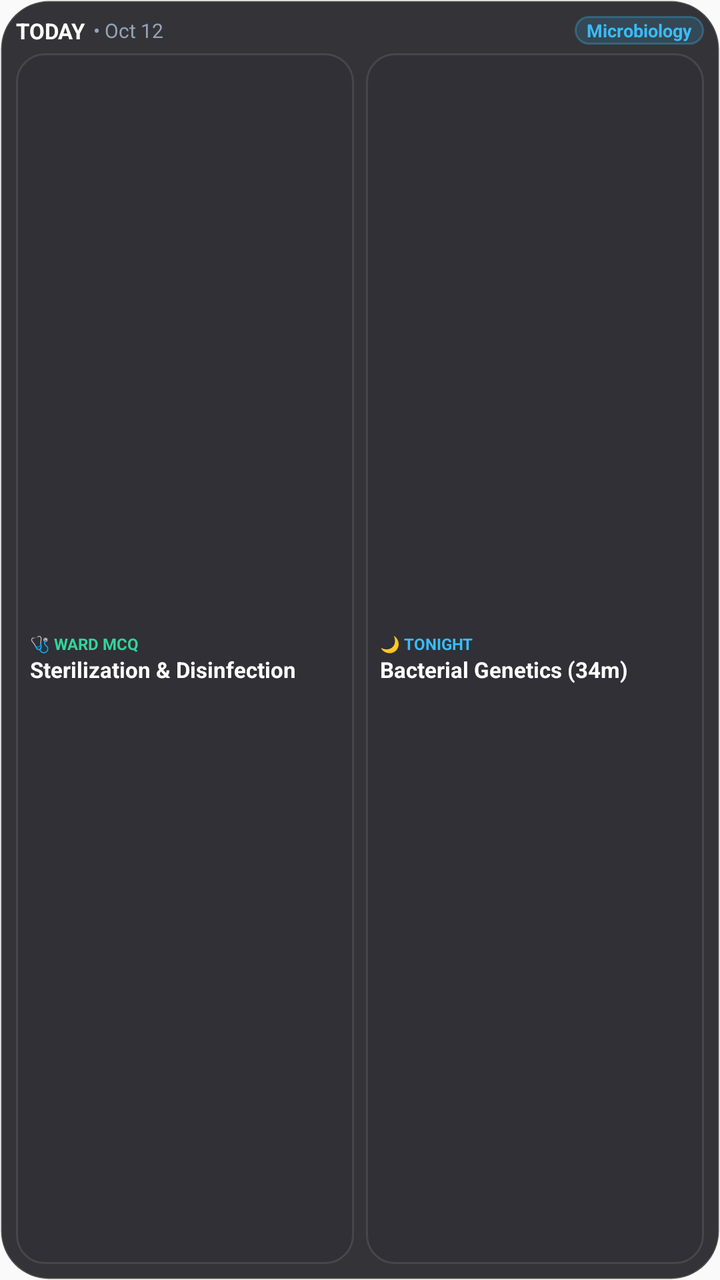
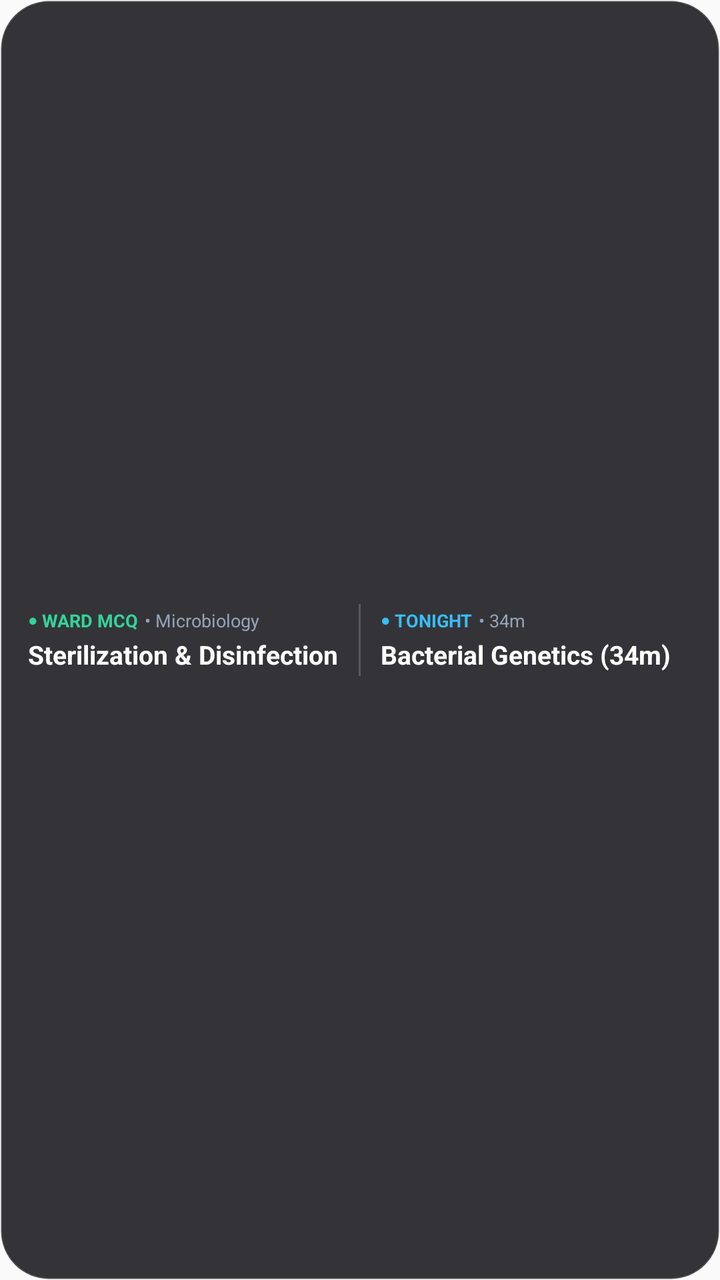

Compare the two renders of this Android layout. The source of the first and the diff that turns it into the second are given below.
<!-- AndroidManifest.xml: application theme AppTheme -->
<!-- res/layout/widget_4x1_layout.xml -->
<?xml version="1.0" encoding="utf-8"?>
<LinearLayout xmlns:android="http://schemas.android.com/apk/res/android"
    android:id="@+id/widget_container"
    android:layout_width="match_parent"
    android:layout_height="match_parent"
    android:background="@drawable/widget_bg"
    android:orientation="vertical"
    android:padding="8dp">

    
    <RelativeLayout
        android:layout_width="match_parent"
        android:layout_height="wrap_content">

        <LinearLayout
            android:layout_width="wrap_content"
            android:layout_height="wrap_content"
            android:layout_alignParentStart="true"
            android:layout_centerVertical="true"
            android:layout_toStartOf="@id/widget_subject_badge"
            android:layout_marginEnd="6dp"
            android:gravity="center_vertical"
            android:orientation="horizontal">

            <TextView
                android:id="@+id/widget_title"
                android:layout_width="wrap_content"
                android:layout_height="wrap_content"
                android:text="TODAY"
                android:textColor="#FFFFFF"
                android:textSize="11sp"
                android:textStyle="bold" />

            <TextView
                android:id="@+id/widget_date"
                android:layout_width="wrap_content"
                android:layout_height="wrap_content"
                android:layout_marginStart="4dp"
                android:text="• Oct 12"
                android:textColor="#94A3B8"
                android:textSize="10sp" />
        </LinearLayout>

        <TextView
            android:id="@+id/widget_subject_badge"
            android:layout_width="wrap_content"
            android:layout_height="wrap_content"
            android:layout_alignParentEnd="true"
            android:layout_centerVertical="true"
            android:background="@drawable/widget_badge_bg"
            android:paddingStart="6dp"
            android:paddingTop="1dp"
            android:paddingEnd="6dp"
            android:paddingBottom="1dp"
            android:text="Microbiology"
            android:textColor="#38BDF8"
            android:textSize="9sp"
            android:textStyle="bold"
            android:ellipsize="end"
            android:maxLines="1" />
    </RelativeLayout>

    
    <LinearLayout
        android:layout_width="match_parent"
        android:layout_height="0dp"
        android:layout_weight="1"
        android:layout_marginTop="4dp"
        android:baselineAligned="false"
        android:orientation="horizontal">

        
        <LinearLayout
            android:id="@+id/card_ward_mcqs"
            android:layout_width="0dp"
            android:layout_height="match_parent"
            android:layout_weight="1"
            android:layout_marginEnd="3dp"
            android:background="@drawable/widget_card_bg"
            android:gravity="center_vertical"
            android:orientation="vertical"
            android:paddingStart="7dp"
            android:paddingEnd="7dp"
            android:paddingTop="3dp"
            android:paddingBottom="3dp">

            <TextView
                android:layout_width="wrap_content"
                android:layout_height="wrap_content"
                android:text="🩺 WARD MCQ"
                android:textColor="#34D399"
                android:textSize="8sp"
                android:textStyle="bold" />

            <TextView
                android:id="@+id/widget_mcq_ch1"
                android:layout_width="match_parent"
                android:layout_height="wrap_content"
                android:ellipsize="end"
                android:maxLines="1"
                android:text="Sterilization &amp; Disinfection"
                android:textColor="#FFFFFF"
                android:textSize="11sp"
                android:textStyle="bold" />
        </LinearLayout>

        
        <LinearLayout
            android:id="@+id/card_tonight_videos"
            android:layout_width="0dp"
            android:layout_height="match_parent"
            android:layout_weight="1"
            android:layout_marginStart="3dp"
            android:background="@drawable/widget_card_bg"
            android:gravity="center_vertical"
            android:orientation="vertical"
            android:paddingStart="7dp"
            android:paddingEnd="7dp"
            android:paddingTop="3dp"
            android:paddingBottom="3dp">

            <TextView
                android:layout_width="wrap_content"
                android:layout_height="wrap_content"
                android:text="🌙 TONIGHT"
                android:textColor="#38BDF8"
                android:textSize="8sp"
                android:textStyle="bold" />

            <TextView
                android:id="@+id/widget_video_ch1"
                android:layout_width="match_parent"
                android:layout_height="wrap_content"
                android:ellipsize="end"
                android:maxLines="1"
                android:text="Bacterial Genetics (34m)"
                android:textColor="#FFFFFF"
                android:textSize="11sp"
                android:textStyle="bold" />
        </LinearLayout>
    </LinearLayout>

</LinearLayout>
<!-- resources referenced by this layout -->
<resources>
  <!-- drawable widget_badge_bg (drawable) -->
  <?xml version="1.0" encoding="utf-8"?>
  <shape xmlns:android="http://schemas.android.com/apk/res/android"
      android:shape="rectangle">
      <solid android:color="#2638BDF8" />
      <corners android:radius="8dp" />
      <stroke android:width="1dp" android:color="#4D38BDF8" />
  </shape>
  <!-- drawable widget_bg (drawable) -->
  <?xml version="1.0" encoding="utf-8"?>
  <shape xmlns:android="http://schemas.android.com/apk/res/android"
      android:shape="rectangle">
      <solid android:color="#D9121217" />
      <corners android:radius="24dp" />
      <stroke android:width="1dp" android:color="#2EFFFFFF" />
  </shape>
  <!-- drawable widget_card_bg (drawable) -->
  <?xml version="1.0" encoding="utf-8"?>
  <shape xmlns:android="http://schemas.android.com/apk/res/android"
      android:shape="rectangle">
      <solid android:color="#3322222D" />
      <corners android:radius="14dp" />
      <stroke android:width="1dp" android:color="#1AFFFFFF" />
  </shape>
  <style name="AppTheme" parent="Theme.AppCompat.Light.DarkActionBar">
          
          <item name="colorPrimary">@color/colorPrimary</item>
          <item name="colorPrimaryDark">@color/colorPrimaryDark</item>
          <item name="colorAccent">@color/colorAccent</item>
      </style>
</resources>

<!-- the commit's change to res/layout/widget_4x1_layout.xml (unified diff, before → after) -->
@@ -4,140 +4,135 @@
     android:layout_width="match_parent"
     android:layout_height="match_parent"
     android:background="@drawable/widget_bg"
-    android:orientation="vertical"
-    android:padding="8dp">
+    android:orientation="horizontal"
+    android:gravity="center_vertical"
+    android:baselineAligned="false"
+    android:paddingStart="14dp"
+    android:paddingEnd="14dp"
+    android:paddingTop="10dp"
+    android:paddingBottom="10dp">
 
     
-    <RelativeLayout
-        android:layout_width="match_parent"
-        android:layout_height="wrap_content">
+    <LinearLayout
+        android:id="@+id/card_ward_mcqs"
+        android:layout_width="0dp"
+        android:layout_height="wrap_content"
+        android:layout_weight="1"
+        android:layout_marginEnd="10dp"
+        android:gravity="center_vertical"
+        android:orientation="vertical">
 
+        
         <LinearLayout
-            android:layout_width="wrap_content"
+            android:layout_width="match_parent"
             android:layout_height="wrap_content"
-            android:layout_alignParentStart="true"
-            android:layout_centerVertical="true"
-            android:layout_toStartOf="@id/widget_subject_badge"
-            android:layout_marginEnd="6dp"
             android:gravity="center_vertical"
             android:orientation="horizontal">
 
             <TextView
-                android:id="@+id/widget_title"
                 android:layout_width="wrap_content"
                 android:layout_height="wrap_content"
-                android:text="TODAY"
-                android:textColor="#FFFFFF"
-                android:textSize="11sp"
+                android:text="● "
+                android:textColor="#34D399"
+                android:textSize="8sp" />
+
+            <TextView
+                android:layout_width="wrap_content"
+                android:layout_height="wrap_content"
+                android:text="WARD MCQ"
+                android:textColor="#34D399"
+                android:textSize="9sp"
+                android:textStyle="bold" />
+
+            <TextView
+                android:id="@+id/widget_subject_badge"
+                android:layout_width="wrap_content"
+                android:layout_height="wrap_content"
+                android:layout_marginStart="3dp"
+                android:ellipsize="end"
+                android:maxLines="1"
+                android:text="• Microbiology"
+                android:textColor="#94A3B8"
+                android:textSize="9sp" />
+        </LinearLayout>
+
+        
+        <TextView
+            android:id="@+id/widget_mcq_ch1"
+            android:layout_width="match_parent"
+            android:layout_height="wrap_content"
+            android:layout_marginTop="2dp"
+            android:ellipsize="end"
+            android:maxLines="1"
+            android:text="Sterilization &amp; Disinfection"
+            android:textColor="#FFFFFF"
+            android:textSize="13sp"
+            android:textStyle="bold" />
+    </LinearLayout>
+
+    
+    <View
+        android:id="@+id/widget_center_divider"
+        android:layout_width="1dp"
+        android:layout_height="36dp"
+        android:background="#2EFFFFFF" />
+
+    
+    <LinearLayout
+        android:id="@+id/card_tonight_videos"
+        android:layout_width="0dp"
+        android:layout_height="wrap_content"
+        android:layout_weight="1"
+        android:layout_marginStart="10dp"
+        android:gravity="center_vertical"
+        android:orientation="vertical">
+
+        
+        <LinearLayout
+            android:layout_width="match_parent"
+            android:layout_height="wrap_content"
+            android:gravity="center_vertical"
+            android:orientation="horizontal">
+
+            <TextView
+                android:layout_width="wrap_content"
+                android:layout_height="wrap_content"
+                android:text="● "
+                android:textColor="#38BDF8"
+                android:textSize="8sp" />
+
+            <TextView
+                android:layout_width="wrap_content"
+                android:layout_height="wrap_content"
+                android:text="TONIGHT"
+                android:textColor="#38BDF8"
+                android:textSize="9sp"
                 android:textStyle="bold" />
 
             <TextView
                 android:id="@+id/widget_date"
                 android:layout_width="wrap_content"
                 android:layout_height="wrap_content"
-                android:layout_marginStart="4dp"
-                android:text="• Oct 12"
-                android:textColor="#94A3B8"
-                android:textSize="10sp" />
-        </LinearLayout>
-
-        <TextView
-            android:id="@+id/widget_subject_badge"
-            android:layout_width="wrap_content"
-            android:layout_height="wrap_content"
-            android:layout_alignParentEnd="true"
-            android:layout_centerVertical="true"
-            android:background="@drawable/widget_badge_bg"
-            android:paddingStart="6dp"
-            android:paddingTop="1dp"
-            android:paddingEnd="6dp"
-            android:paddingBottom="1dp"
-            android:text="Microbiology"
-            android:textColor="#38BDF8"
-            android:textSize="9sp"
-            android:textStyle="bold"
-            android:ellipsize="end"
-            android:maxLines="1" />
-    </RelativeLayout>
-
-    
-    <LinearLayout
-        android:layout_width="match_parent"
-        android:layout_height="0dp"
-        android:layout_weight="1"
-        android:layout_marginTop="4dp"
-        android:baselineAligned="false"
-        android:orientation="horizontal">
-
-        
-        <LinearLayout
-            android:id="@+id/card_ward_mcqs"
-            android:layout_width="0dp"
-            android:layout_height="match_parent"
-            android:layout_weight="1"
-            android:layout_marginEnd="3dp"
-            android:background="@drawable/widget_card_bg"
-            android:gravity="center_vertical"
-            android:orientation="vertical"
-            android:paddingStart="7dp"
-            android:paddingEnd="7dp"
-            android:paddingTop="3dp"
-            android:paddingBottom="3dp">
-
-            <TextView
-                android:layout_width="wrap_content"
-                android:layout_height="wrap_content"
-                android:text="🩺 WARD MCQ"
-                android:textColor="#34D399"
-                android:textSize="8sp"
-                android:textStyle="bold" />
-
-            <TextView
-                android:id="@+id/widget_mcq_ch1"
-                android:layout_width="match_parent"
-                android:layout_height="wrap_content"
+                android:layout_marginStart="3dp"
                 android:ellipsize="end"
                 android:maxLines="1"
-                android:text="Sterilization &amp; Disinfection"
-                android:textColor="#FFFFFF"
-                android:textSize="11sp"
-                android:textStyle="bold" />
+                android:text="• 34m"
+                android:textColor="#94A3B8"
+                android:textSize="9sp" />
         </LinearLayout>
 
         
-        <LinearLayout
-            android:id="@+id/card_tonight_videos"
-            android:layout_width="0dp"
-            android:layout_height="match_parent"
-            android:layout_weight="1"
-            android:layout_marginStart="3dp"
-            android:background="@drawable/widget_card_bg"
-            android:gravity="center_vertical"
-            android:orientation="vertical"
-            android:paddingStart="7dp"
-            android:paddingEnd="7dp"
-            android:paddingTop="3dp"
-            android:paddingBottom="3dp">
-
-            <TextView
-                android:layout_width="wrap_content"
-                android:layout_height="wrap_content"
-                android:text="🌙 TONIGHT"
-                android:textColor="#38BDF8"
-                android:textSize="8sp"
-                android:textStyle="bold" />
-
-            <TextView
-                android:id="@+id/widget_video_ch1"
-                android:layout_width="match_parent"
-                android:layout_height="wrap_content"
-                android:ellipsize="end"
-                android:maxLines="1"
-                android:text="Bacterial Genetics (34m)"
-                android:textColor="#FFFFFF"
-                android:textSize="11sp"
-                android:textStyle="bold" />
-        </LinearLayout>
+        <TextView
+            android:id="@+id/widget_video_ch1"
+            android:layout_width="match_parent"
+            android:layout_height="wrap_content"
+            android:layout_marginTop="2dp"
+            android:ellipsize="end"
+            android:maxLines="1"
+            android:text="Bacterial Genetics (34m)"
+            android:textColor="#FFFFFF"
+            android:textSize="13sp"
+            android:textStyle="bold" />
     </LinearLayout>
 
 </LinearLayout>
<!-- resource entries referenced after the edit -->
@@ -1,13 +1,5 @@
 <!-- resources referenced by this layout -->
 <resources>
-  <!-- drawable widget_badge_bg (drawable) -->
-  <?xml version="1.0" encoding="utf-8"?>
-  <shape xmlns:android="http://schemas.android.com/apk/res/android"
-      android:shape="rectangle">
-      <solid android:color="#2638BDF8" />
-      <corners android:radius="8dp" />
-      <stroke android:width="1dp" android:color="#4D38BDF8" />
-  </shape>
   <!-- drawable widget_bg (drawable) -->
   <?xml version="1.0" encoding="utf-8"?>
   <shape xmlns:android="http://schemas.android.com/apk/res/android"
@@ -15,14 +7,6 @@
       <solid android:color="#D9121217" />
       <corners android:radius="24dp" />
       <stroke android:width="1dp" android:color="#2EFFFFFF" />
-  </shape>
-  <!-- drawable widget_card_bg (drawable) -->
-  <?xml version="1.0" encoding="utf-8"?>
-  <shape xmlns:android="http://schemas.android.com/apk/res/android"
-      android:shape="rectangle">
-      <solid android:color="#3322222D" />
-      <corners android:radius="14dp" />
-      <stroke android:width="1dp" android:color="#1AFFFFFF" />
   </shape>
   <style name="AppTheme" parent="Theme.AppCompat.Light.DarkActionBar">
           
